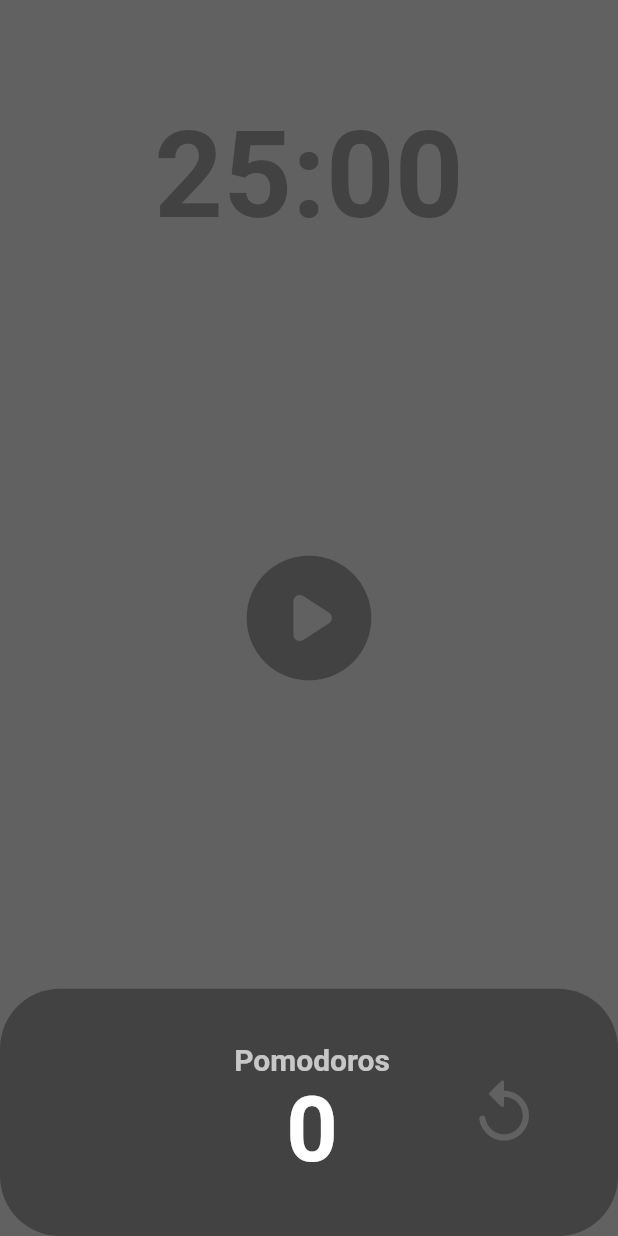
After one commit to kimwlsgh33/beco, a Flutter app: the PomodoroScreen screen opened directly, on a phone screen of 412 x 824 dp. The commit adds this screen. Run offline on Flutter 3.47's test engine with Material 2 defaults, Android fonts, the phone set to English and light mode, and no system bars; our stand-ins replace cloud_firestore, firebase_auth, firebase_core, firebase_storage, flutter_bloc, flutter_svg and 1 more; accounts and stored records are empty; network calls fail.

```diff
--- /dev/null
+++ b/lib/cubits/auth_cubit.dart
@@ -0,0 +1,15 @@
+import 'package:beco/models/user.dart';
+import 'package:beco/resources/auth_method.dart';
+import 'package:flutter_bloc/flutter_bloc.dart';
+
+class AuthCubit extends Cubit<User> {
+  final AuthMethod _authMethods = AuthMethod();
+  AuthCubit() : super({} as User);
+
+  User get user => state;
+
+  void fetchUser() async {
+    final User user = await _authMethods.getCurrentUser();
+    emit(user);
+  }
+}
--- a/lib/models/post.dart
+++ b/lib/models/post.dart
@@ -50,7 +50,7 @@ class Post {
       uid: data['uid'],
       username: data['username'],
       postId: data['postId'],
-      datePublished: data['datePublished'],
+      datePublished: data['datePublished'].toDate(),
       postUrl: data['postUrl'],
       profImage: data['profImage'],
       likes: data['likes'],
--- a/lib/responsive/responsive_layout_screen.dart
+++ b/lib/responsive/responsive_layout_screen.dart
@@ -1,3 +1,4 @@
+import 'package:beco/cubits/auth_cubit.dart';
 import 'package:beco/providers/user_provider.dart';
 import 'package:beco/utils/global_variables.dart';
 import 'package:flutter/material.dart';
@@ -21,7 +22,8 @@ class _ResponsiveLayoutState extends State<ResponsiveLayout> {
   @override
   void initState() {
     super.initState();
-    addData();
+    // addData();
+
   }
 
   addData() async {
@@ -33,6 +35,7 @@ class _ResponsiveLayoutState extends State<ResponsiveLayout> {
 
   @override
   Widget build(BuildContext context) {
+    context.read<AuthCubit>().fetchUser();
     return LayoutBuilder(
       builder: (BuildContext context, BoxConstraints constraints) {
         if (constraints.maxWidth > webScreenSize) {
--- /dev/null
+++ b/lib/screens/pomodoro_screen.dart
@@ -0,0 +1,147 @@
+import 'dart:async';
+
+import 'package:flutter/material.dart';
+
+class PomodoroScreen extends StatefulWidget {
+  const PomodoroScreen({super.key});
+  @override
+  State<PomodoroScreen> createState() => _PomodoroScreenState();
+}
+
+
+class _PomodoroScreenState extends State<PomodoroScreen> {
+  static const twentyFiveMinutes = 1500; // decriment mistake
+  int totalPomodoros = 0;
+  int totalSeconds = twentyFiveMinutes;
+  late Timer timer; // late keyword is used to initialize the variable later
+  bool isRunning = false;
+
+  void onTick(Timer timer) {
+    setState(() {
+      if (totalSeconds > 0) {
+        totalSeconds--;
+      } else {
+        timer.cancel();
+        totalPomodoros++;
+        totalSeconds = twentyFiveMinutes;
+        isRunning = false;
+      }
+    });
+  }
+
+  void onStartPressed() {
+    // periodic method is used to call a function repeatedly ( every 1 second in this case )
+    timer = Timer.periodic(const Duration(seconds: 1), onTick);
+    setState(() {
+      isRunning = true;
+    });
+  }
+
+  void onPausePressed() {
+    timer.cancel();
+    setState(() {
+      isRunning = false;
+    });
+  }
+
+  void onResetPressed() {
+    timer.cancel();
+    setState(() {
+      totalSeconds = twentyFiveMinutes;
+      isRunning = false;
+    });
+  }
+
+  String format(int seconds) {
+    var duration = Duration(seconds: seconds);
+    return duration.toString().split('.').first.substring(2, 7);
+  }
+
+  @override
+  Widget build(BuildContext context) {
+    return Scaffold(
+      backgroundColor: Theme.of(context).backgroundColor,
+      body: Column(
+        children: [
+          Flexible(
+            flex: 1,
+            child: Container(
+              alignment: Alignment.bottomCenter,
+              child: Text(
+                format(totalSeconds),
+                style: TextStyle(
+                  color: Theme.of(context).cardColor,
+                  fontSize: 80,
+                  fontWeight: FontWeight.bold,
+                ),
+              ),
+            ),
+          ),
+          Flexible(
+            flex: 3,
+            child: Center(
+              child: IconButton(
+                iconSize: 100,
+                color: Theme.of(context).cardColor,
+                onPressed: isRunning ? onPausePressed : onStartPressed,
+                icon: Icon(
+                  isRunning ? Icons.pause_rounded : Icons.play_circle_rounded,
+                ),
+              ),
+            ),
+          ),
+          Flexible(
+            flex: 1,
+            child: Row(
+              children: [
+                Expanded(
+                  child: Container(
+                    decoration: BoxDecoration(
+                      color: Theme.of(context).cardColor,
+                      borderRadius: BorderRadius.circular(40),
+                    ),
+                    child: Row(
+                      mainAxisAlignment: MainAxisAlignment.spaceEvenly,
+                      children: [
+                        const SizedBox(width: 70),
+                        Column(
+                          mainAxisAlignment: MainAxisAlignment.center,
+                          children: [
+                            Text(
+                              'Pomodoros',
+                              style: TextStyle(
+                                fontWeight: FontWeight.bold,
+                                fontSize: 20,
+                                color: Theme.of(context)
+                                    .textTheme
+                                    .headline1!
+                                    .color,
+                              ),
+                            ),
+                            Text(
+                              '$totalPomodoros',
+                              style: const TextStyle(
+                                fontSize: 60,
+                                fontWeight: FontWeight.bold,
+                              ),
+                            ),
+                          ],
+                        ),
+                        IconButton(
+                          iconSize: 50,
+                          color: Theme.of(context).backgroundColor,
+                          onPressed: onResetPressed,
+                          icon: const Icon(Icons.replay_rounded),
+                        ),
+                      ],
+                    ),
+                  ),
+                ),
+              ],
+            ),
+          ),
+        ],
+      ),
+    );
+  }
+}
--- a/pubspec.yaml
+++ b/pubspec.yaml
@@ -47,6 +47,7 @@ dependencies:
   uuid: ^3.0.7
   intl: ^0.17.0
   flutter_staggered_grid_view: ^0.6.2
+  # http: ^0.13.5
 
 dev_dependencies:
   flutter_test:
@@ -74,6 +75,8 @@ flutter:
   assets:
   - assets/ic_instagram.svg
   - assets/avatar_default.svg
+  - assets/new_year.png
+  - assets/kakao_bank.png
   #   - images/a_dot_burr.jpeg
   #   - images/a_dot_ham.jpeg
 
```
Also changed, not shown: lib/cubits/feed_cubit.dart (+9 -5 lines), lib/main.dart (+15 -6 lines), lib/screens/feed_screen.dart (+24 -18 lines), lib/screens/toss_screen.dart (added, +212 -0 lines), lib/utils/global_variables.dart (+11 -5 lines), lib/widgets/post_card.dart (+22 -22 lines), assets/kakao_bank.png (added), assets/new_year.png (added).
